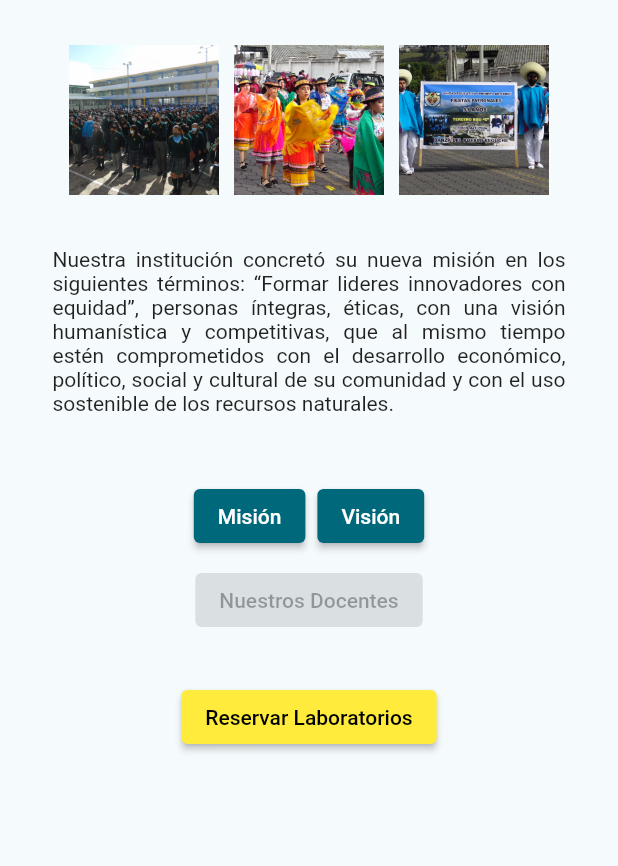
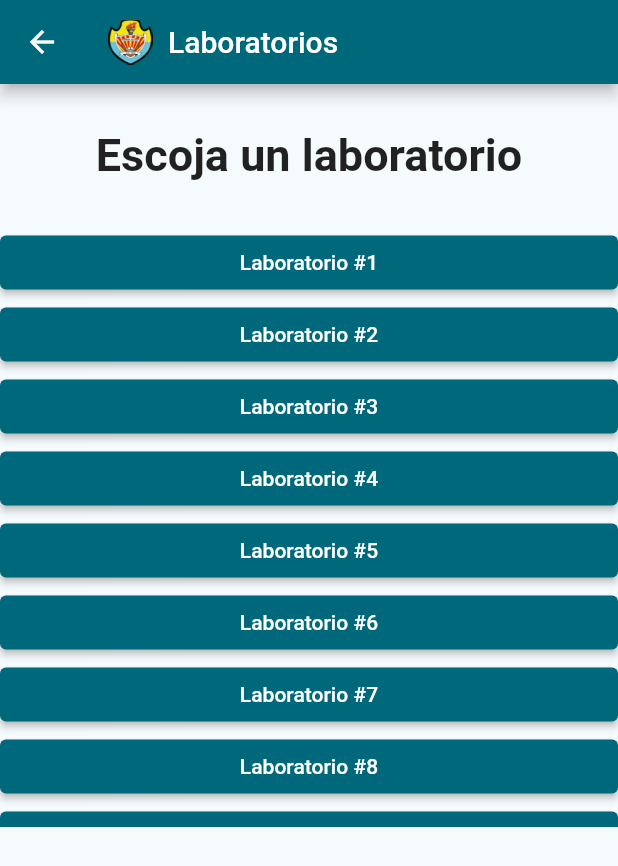
Before and after one commit to Punkistein8/primero_de_abril_labs, a Flutter app: the ContenidoPantallaPrincipalDocentes screen opened directly, after a tap on "Reservar Laboratorios", on a phone screen of 412 x 824 dp. Shown: the top 866 px of the screen. Run offline on Flutter 3.47's test engine with Material 2 defaults, Android fonts, the phone set to English and light mode, and no system bars.

Commit message:
Cambiada la estructura de archivos, creadas las vistas no funcionales hasta seleccion de laboratorios

```diff
--- a/lib/screens/acceso/splash_screen/splash_screen.dart
+++ b/lib/frontend/screens/acceso/splash_screen/splash_screen.dart
@@ -1,6 +1,6 @@
 import 'package:flutter/material.dart';
-import 'package:primero_de_abril_labs/screens/acceso/splash_screen/contenido.dart';
-import 'package:primero_de_abril_labs/screens/acceso/login/login.dart';
+import 'package:primero_de_abril_labs/frontend/screens/acceso/splash_screen/contenido.dart';
+import 'package:primero_de_abril_labs/frontend/screens/acceso/login/login.dart';
 
 class SplashScreen extends StatefulWidget {
   const SplashScreen({super.key});
@@ -18,7 +18,7 @@ class _SplashScreenState extends State<SplashScreen> {
     // Puedes usar aquí un Future.delayed para simular un tiempo de carga
     Future.delayed(const Duration(seconds: 3), () {
       // Navegar a la siguiente pantalla después del tiempo de carga
-      Navigator.push(
+      Navigator.pushReplacement(
         context,
         PageRouteBuilder(
           transitionDuration: const Duration(
--- /dev/null
+++ b/lib/frontend/screens/docentes/detalles_de_laboratorios/contenido_detalles_de_laboratorios.dart
@@ -0,0 +1,60 @@
+import 'package:flutter/material.dart';
+import 'package:primero_de_abril_labs/frontend/screens/docentes/detalles_de_laboratorios/widgets/BotonListaLaboratorios.dart';
+
+class ContenidoPantallaDetallesLaboratorios extends StatefulWidget {
+  const ContenidoPantallaDetallesLaboratorios({super.key});
+
+  @override
+  State<ContenidoPantallaDetallesLaboratorios> createState() =>
+      _ContenidoPantallaDetallesLaboratoriosState();
+}
+
+class _ContenidoPantallaDetallesLaboratoriosState
+    extends State<ContenidoPantallaDetallesLaboratorios> {
+  @override
+  Widget build(BuildContext context) {
+    return Scaffold(
+      body: Center(
+        child: Column(
+          children: [
+            const SizedBox(height: 30),
+            const Row(
+              mainAxisAlignment: MainAxisAlignment.center,
+              children: [
+                Text(
+                  'Escoja un laboratorio',
+                  style: TextStyle(
+                    fontSize: 30,
+                    fontWeight: FontWeight.bold,
+                  ),
+                ),
+              ],
+            ),
+            const SizedBox(height: 30),
+            Column(
+              children: [
+                Center(
+                  child: SizedBox(
+                    height: 400,
+                    child: ListView.builder(
+                      itemCount: 10,
+                      scrollDirection: Axis.vertical,
+                      shrinkWrap: true,
+                      itemBuilder: (context, index) {
+                        int numeroLaboratorio = index + 1;
+                        return BotonListaLaboratorios(
+                          textoLab:
+                              'Laboratorio #${numeroLaboratorio.toString()}',
+                        );
+                      },
+                    ),
+                  ),
+                ),
+              ],
+            ),
+          ],
+        ),
+      ),
+    );
+  }
+}
--- /dev/null
+++ b/lib/frontend/screens/docentes/detalles_de_laboratorios/detalles_de_laboratorios.dart
@@ -0,0 +1,29 @@
+import 'package:flutter/material.dart';
+import 'package:primero_de_abril_labs/frontend/screens/docentes/detalles_de_laboratorios/contenido_detalles_de_laboratorios.dart';
+
+class DetallesDeLaboratorios extends StatelessWidget {
+  const DetallesDeLaboratorios({super.key});
+
+  @override
+  Widget build(BuildContext context) {
+    return Scaffold(
+      appBar: AppBar(
+        title: const Center(
+          child: Row(
+            mainAxisAlignment: MainAxisAlignment.start,
+            children: [
+              Image(
+                image: AssetImage('assets/logo.png'),
+                width: 30,
+                height: 30,
+              ),
+              SizedBox(width: 10),
+              Text('Laboratorios'),
+            ],
+          ),
+        ),
+      ),
+      body: const ContenidoPantallaDetallesLaboratorios(),
+    );
+  }
+}
--- /dev/null
+++ b/lib/frontend/screens/docentes/detalles_de_laboratorios/widgets/BotonListaLaboratorios.dart
@@ -0,0 +1,22 @@
+import 'package:flutter/material.dart';
+
+class BotonListaLaboratorios extends StatefulWidget {
+  final String textoLab;
+  const BotonListaLaboratorios({super.key, required this.textoLab});
+
+  @override
+  State<BotonListaLaboratorios> createState() => _BotonListaLaboratoriosState();
+}
+
+class _BotonListaLaboratoriosState extends State<BotonListaLaboratorios> {
+  String get textoLab => widget.textoLab;
+  @override
+  Widget build(BuildContext context) {
+    return ElevatedButton(
+      onPressed: () {
+        Navigator.pushNamed(context, '/reservar-lab');
+      },
+      child: Text(textoLab),
+    );
+  }
+}
--- a/lib/screens/docentes/contenido_pantalla_principal_docentes.dart
+++ b/lib/frontend/screens/docentes/pantalla_principal/contenido_pantalla_principal_docentes.dart
@@ -68,7 +68,9 @@ class ContenidoPantallaPrincipalDocentes extends StatelessWidget {
                   Colors.black,
                 ),
               ),
-              onPressed: () {},
+              onPressed: () {
+                Navigator.pushNamed(context, '/laboratorios');
+              },
               child: const Text('Reservar Laboratorios'),
             ),
           ],
--- a/lib/screens/docentes/pantalla_principal.dart
+++ b/lib/frontend/screens/docentes/pantalla_principal/pantalla_principal.dart
@@ -1,5 +1,5 @@
 import 'package:flutter/material.dart';
-import 'package:primero_de_abril_labs/screens/docentes/contenido_pantalla_principal_docentes.dart';
+import 'package:primero_de_abril_labs/frontend/screens/docentes/pantalla_principal/contenido_pantalla_principal_docentes.dart';
 
 class PantallaPrincipalDocentes extends StatelessWidget {
   const PantallaPrincipalDocentes({super.key});
```
Also changed, not shown: lib/frontend/screens/docentes/reservacion_de_laboratorio/contenido_reservacion_de_laboratorio.dart (added, +34 -0 lines), lib/frontend/screens/docentes/reservacion_de_laboratorio/reservacion_de_laboratorio.dart (added, +29 -0 lines), lib/main.dart (+12 -5 lines), lib/frontend/screens/acceso/login/login.dart (renamed from lib/screens/acceso/login/login.dart), lib/frontend/screens/acceso/splash_screen/contenido.dart (renamed from lib/screens/acceso/splash_screen/contenido.dart), lib/frontend/theme/app_theme.dart (renamed from lib/theme/app_theme.dart).
